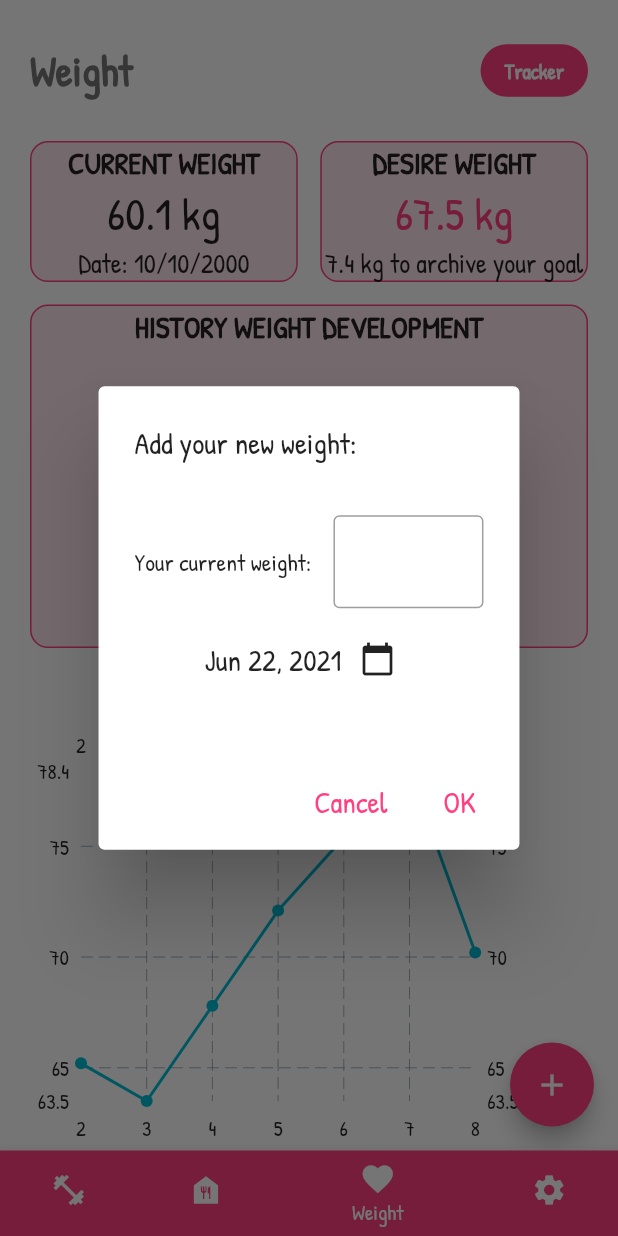
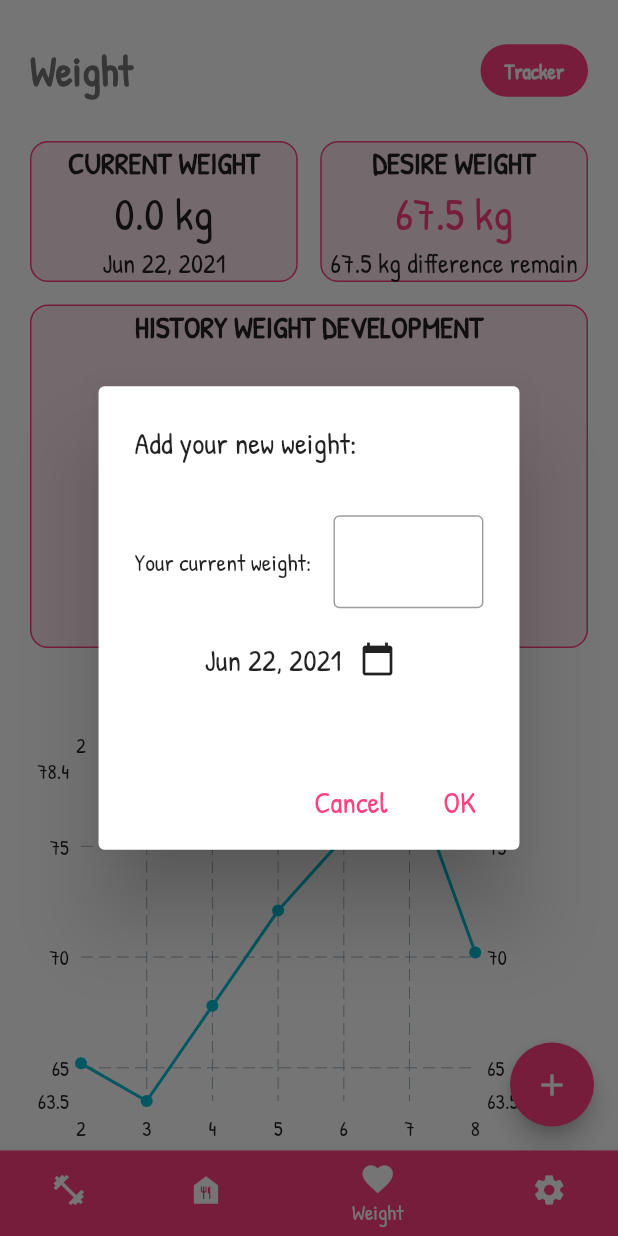
Before and after one commit to DonMartialMinh/Health, a Flutter app: the screen it shows once a user with an empty profile is signed in, item 3 of the bottom bar chosen, after a tap on the "add" icon, on a phone screen of 412 x 824 dp. Run offline on Flutter 3.47's test engine with Material 2 defaults, Android fonts, the phone set to English and light mode, and no system bars; drawn by our look-alikes of fl_chart; our stand-ins replace cloud_firestore, firebase_auth, firebase_core, font_awesome_flutter, google_sign_in, numberpicker and 1 more; accounts and stored records are empty.

Commit message:
Complete weight features with online database

```diff
--- a/lib/models/weight.dart
+++ b/lib/models/weight.dart
@@ -1,8 +1,13 @@
+import 'dart:math';
+
 class Weight{
+  late int id;
   double weight;
   DateTime dateTime;
 
-  Weight({required this.weight, required this.dateTime});
+  Weight({required this.weight, required this.dateTime}) {
+   this.id =  Random().nextInt(10000);
+  }
 
   Map<String, dynamic> toMap(){
     return {
--- a/lib/tabs/WeightTracker.dart
+++ b/lib/tabs/WeightTracker.dart
@@ -1,4 +1,6 @@
 import 'dart:math';
+import 'package:cloud_firestore/cloud_firestore.dart';
+import 'package:firebase_auth/firebase_auth.dart';
 import 'package:flutter/cupertino.dart';
 import 'package:flutter/material.dart';
 import 'package:flutter/services.dart';
@@ -9,23 +11,22 @@ import 'package:intl/intl.dart';
 
 
 class WeightTracker extends StatefulWidget {
-  double _currentWeight = 60.1;
-  double _desireWeight = 67.5;
-
 
   @override
   State<StatefulWidget> createState() {
     // TODO: implement createState
     return _WeightTracker();
   }
-
-
 }
 
 class _WeightTracker extends State<WeightTracker> {
+  double _currentWeight = 0.0;
+  DateTime _currentWeightTime = DateTime.now();
+  double _desireWeight = 67.5;
   late TextEditingController _controller;
+
   DateTime _currentDate =  DateTime.now();
-  late String _selectedDate;
+  final firebaseUser = FirebaseAuth.instance.currentUser;
 
   List<Weight> _list = [
   ];
@@ -35,17 +36,25 @@ class _WeightTracker extends State<WeightTracker> {
     return ((value * mod).round().toDouble() / mod);
   }
 
-  void _addToList(String weight, DateTime date) {
-    setState(() {
-      _list.insert(0, new Weight(weight: double.parse(weight), dateTime: date));
-    });
+  Future<void> _addToList(Weight weight) async {
+    await FirebaseFirestore.instance.collection('User').doc(firebaseUser!.uid)
+        .collection('WeightHistory').doc('${weight.id}').set(weight.toMap());
+    _getData();
   }
 
-  void _updateWeight(int index, String weight, DateTime date) {
-    setState(() {
-      _list.removeAt(index);
-      _list.insert(index, new Weight(weight: double.parse(weight), dateTime: date));
+  Future<void> _updateWeight(String id , double weight, DateTime dateTime) async {
+    await FirebaseFirestore.instance.collection('User').doc(firebaseUser!.uid)
+        .collection('WeightHistory').doc('$id').update({
+      'weight' : weight,
+      'dateTime' : dateTime
     });
+    _getData();
+  }
+
+  Future<void> _removeFromList(String id) async {
+    await FirebaseFirestore.instance.collection('User').doc(firebaseUser!.uid)
+        .collection('WeightHistory').doc('$id').delete();
+    _getData();
   }
 
   void _clearData(BuildContext context) {
@@ -78,15 +87,38 @@ class _WeightTracker extends State<WeightTracker> {
     });
   }
 
+  Future<dynamic> _getData() async {
+    final query = FirebaseFirestore.instance
+        .collection("User")
+        .doc(firebaseUser!.uid)
+        .collection('WeightHistory')
+        .orderBy('dateTime', descending: true).limit(1);
+
+    await query.get().then((QuerySnapshot snapshot) async {
+      setState(() {
+        if (snapshot.docs.isEmpty == false)
+          {
+            this._currentWeight = snapshot.docs[0]['weight'];
+            this._currentWeightTime = snapshot.docs[0]['dateTime'].toDate();
+          }
+        else {
+          this._currentWeight = 0.0;
+          this._currentWeightTime = DateTime.now();
+        }
+      });
+    });
+  }
+
   @override
   void initState() {
     super.initState();
     _controller = TextEditingController();
+    _getData();
   }
 
   @override
   Widget build(BuildContext context) {
-
+    //_getData();
     return SafeArea(
         child: Scaffold(
           backgroundColor: Colors.white,
@@ -135,8 +167,8 @@ class _WeightTracker extends State<WeightTracker> {
                         child: Column(
                           children: [
                             Text('CURRENT WEIGHT', style: TextStyle(fontSize: 20, fontWeight: FontWeight.bold),),
-                            Text('${widget._currentWeight} kg', style: TextStyle(fontSize: 30),),
-                            Text('Date: 10/10/2000', style: TextStyle(fontSize: 18),)
+                            Text('${this._currentWeight} kg', style: TextStyle(fontSize: 30),),
+                            Text('${DateFormat.yMMMd().format(this._currentWeightTime)}', style: TextStyle(fontSize: 18),)
                           ],
                         ),
                       )),
@@ -155,8 +187,8 @@ class _WeightTracker extends State<WeightTracker> {
                         child: Column(
                           children: [
                             Text('DESIRE WEIGHT', style: TextStyle(fontSize: 20, fontWeight: FontWeight.bold),),
-                            Text('${widget._desireWeight} kg', style: TextStyle(fontSize: 30, color: Colors.pinkAccent),),
-                            Text('${roundDouble((widget._desireWeight - widget._currentWeight),2)} kg to archive your goal', style: TextStyle(fontSize: 18),),
+                            Text('${this._desireWeight} kg', style: TextStyle(fontSize: 30, color: Colors.pinkAccent),),
+                            Text('${(roundDouble((this._desireWeight - this._currentWeight),2)).abs()} kg difference remain', style: TextStyle(fontSize: 18),),
                           ],
                         ),
                       )),
@@ -185,14 +217,22 @@ class _WeightTracker extends State<WeightTracker> {
                             Text('HISTORY WEIGHT DEVELOPMENT', style: TextStyle(fontSize: 20, fontWeight: FontWeight.bold),),
                             Container(
                               height: 200,
-                              child: ListView.builder(
+                              child: StreamBuilder(
+                                stream: FirebaseFirestore.instance.collection('User')
+                                    .doc(firebaseUser!.uid).collection('WeightHistory')
+                                    .orderBy('dateTime', descending: true).snapshots(),
+                                builder: (context, AsyncSnapshot<QuerySnapshot> streamSnapshot) {
+                                  if (!streamSnapshot.hasData){
+                                    return Container();
+                                  }
+                                  return ListView.builder(
                                       shrinkWrap: true,
-                                  itemCount: _list.length,
+                                      itemCount: streamSnapshot.data!.docs.length,
                                       itemBuilder: (context, index) {
                                         return ListTile(
                                           onLongPress: () => {
-                                        _currentDate = _list[index].dateTime,
-                                        _controller..text = _list[index].weight.toString(),
+                                            _currentDate = streamSnapshot.data!.docs[index]['dateTime'].toDate(),
+                                            _controller..text = streamSnapshot.data!.docs[index]['weight'].toString(),
                                             showDialog(
                                                 context: context,
                                                 builder: (BuildContext context) => StatefulBuilder(
@@ -234,7 +274,7 @@ class _WeightTracker extends State<WeightTracker> {
                                                                   IconButton(
                                                                       icon: Icon(Icons.calendar_today),
                                                                       onPressed: () {
-                                                                    _openDatePickerWithDate(context, setState, _list[index].dateTime);
+                                                                        _openDatePickerWithDate(context, setState, streamSnapshot.data!.docs[index]['dateTime'].toDate());
                                                                       }
                                                                   )
                                                                 ],
@@ -251,7 +291,7 @@ class _WeightTracker extends State<WeightTracker> {
                                                             onPressed: () {
                                                               if (_controller.text.isEmpty == false)
                                                               {
-                                                              _updateWeight(index, _controller.text, _currentDate);
+                                                                _updateWeight(streamSnapshot.data!.docs[index].id, double.parse(_controller.text), _currentDate);
                                                                 _clearData(context);
                                                               }
                                                             },
@@ -263,8 +303,8 @@ class _WeightTracker extends State<WeightTracker> {
                                                 )
                                             ),
                                           },
-                                      leading: Text('${DateFormat.yMMMd().format(_list[index].dateTime)}', style: TextStyle(fontSize: 15)),
-                                      title: Center(child: Text('${_list[index].weight}kg', style: TextStyle(fontSize: 25))),
+                                          leading: Text('${DateFormat.yMMMd().format(streamSnapshot.data!.docs[index]['dateTime'].toDate())}', style: TextStyle(fontSize: 15)),
+                                          title: Center(child: Text('${streamSnapshot.data!.docs[index]['weight']} kg', style: TextStyle(fontSize: 25))),
                                           trailing: IconButton(
                                             icon: Icon(Icons.delete),
                                             onPressed: () => showDialog(
@@ -279,9 +319,7 @@ class _WeightTracker extends State<WeightTracker> {
                                                     ),
                                                     TextButton(
                                                       onPressed: () => {
-                                                  setState((){
-                                                    _list.removeAt(index);
-                                                  }),
+                                                        _removeFromList(streamSnapshot.data!.docs[index].id),
                                                         Navigator.pop(context),
                                                       },
                                                       child: const Text('OK', style: TextStyle(color: Colors.pinkAccent),),
@@ -292,7 +330,9 @@ class _WeightTracker extends State<WeightTracker> {
                                           ),
                                         );
                                       }
-                              ),
+                                  );
+                                },
+                              )
                             )
                           ],
                         ),
@@ -394,7 +434,7 @@ class _WeightTracker extends State<WeightTracker> {
                           onPressed: () {
                             if (_controller.text.isEmpty == false)
                               {
-                                _addToList(_controller.text, _currentDate);
+                                _addToList(new Weight(dateTime: _currentDate, weight: double.parse(_controller.text)));
                                 _clearData(context);
                               }
                           },
```
Lines whose indentation alone changed are shown as unchanged.
